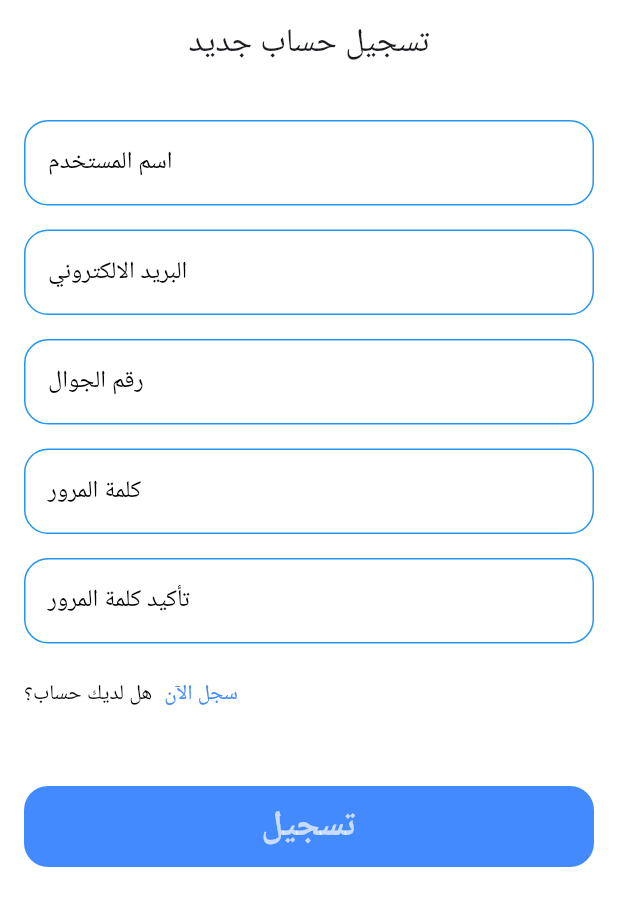
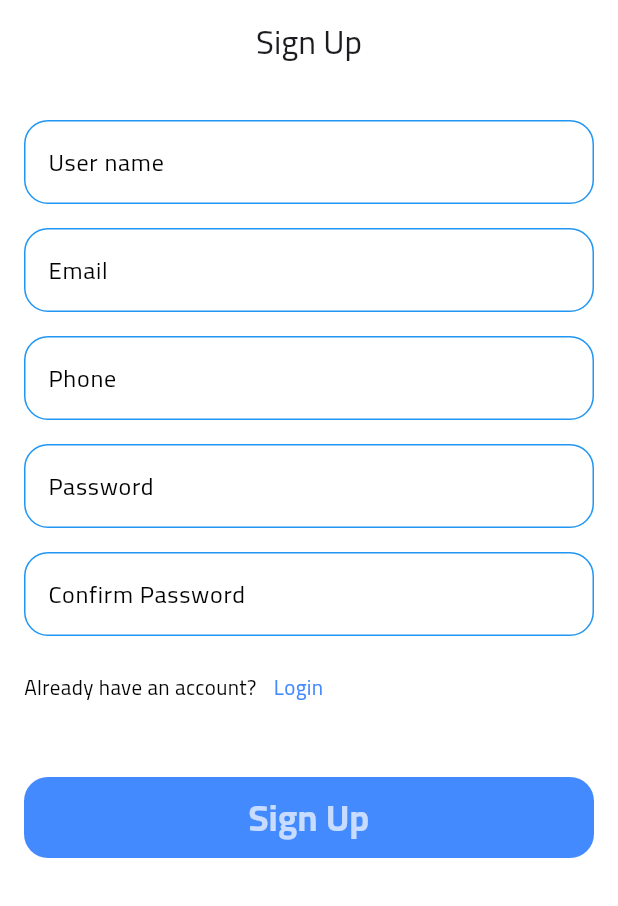
Before and after one commit to MTSH0IT/property_app, a Flutter app: the SignupView screen opened by its route, on a phone screen of 412 x 824 dp. Shown: the top 906 px of the screen. Run offline on Flutter 3.47's test engine with Material 3 defaults, Android fonts, the phone set to English and light mode, and no system bars; drawn by our look-alikes of modal_progress_hud_nsn; our stand-ins replace carousel_slider, cloud_firestore, easy_localization, firebase_auth, firebase_core, flutter_bloc and 3 more; accounts and stored records are empty.

Commit message:
started multe languages and fix auth massege

```diff
--- /dev/null
+++ b/devtools_options.yaml
@@ -0,0 +1,3 @@
+description: This file stores settings for Dart & Flutter DevTools.
+documentation: https://docs.flutter.dev/tools/devtools/extensions#configure-extension-enablement-states
+extensions:
--- a/lib/core/server/firebase_auth_services.dart
+++ b/lib/core/server/firebase_auth_services.dart
@@ -4,7 +4,6 @@ import 'package:firebase_auth/firebase_auth.dart';
 import 'package:property_app/core/utils/custom_exception.dart';
 
 class FirebaseAuthServices {
-
   Future<void> deleteUser() async {
     await FirebaseAuth.instance.currentUser!.delete();
   }
@@ -13,14 +12,13 @@ class FirebaseAuthServices {
     return FirebaseAuth.instance.currentUser != null;
   }
 
-  Future<User> createUserWithEmailAndPassword(
-      {required String email, required String password}) async {
+  Future<User> createUserWithEmailAndPassword({
+    required String email,
+    required String password,
+  }) async {
     try {
-      final credential =
-          await FirebaseAuth.instance.createUserWithEmailAndPassword(
-        email: email,
-        password: password,
-      );
+      final credential = await FirebaseAuth.instance
+          .createUserWithEmailAndPassword(email: email, password: password);
       return credential.user!;
     } on FirebaseAuthException catch (e) {
       if (e.code == 'weak-password') {
@@ -34,51 +32,67 @@ class FirebaseAuthServices {
       } else if (e.code == 'invalid-email') {
         throw CustomException(message: "البريد الالكتروني غير صالح");
       } else {
-        log("Exception : FirebaseAuthServices.createUserWithEmailAndPassword ====> error code: ${e.code}");
+        log(
+          "Exception : FirebaseAuthServices.createUserWithEmailAndPassword ====> error code: ${e.code}",
+        );
         throw CustomException(message: "حدث خطأ يرجا المحاولة لاحقا");
       }
     } catch (e) {
-      log("Exception : FirebaseAuthServices.createUserWithEmailAndPassword ====> error: ${e.toString()}");
+      log(
+        "Exception : FirebaseAuthServices.createUserWithEmailAndPassword ====> error: ${e.toString()}",
+      );
       throw CustomException(message: "حدث خطأ يرجا المحاولة لاحقا");
     }
   }
 
-  Future<User> signinUserWithEmailAndPassword(
-      {required String email, required String password}) async {
+  Future<User> signinUserWithEmailAndPassword({
+    required String email,
+    required String password,
+  }) async {
     try {
-      final credential = await FirebaseAuth.instance
-          .signInWithEmailAndPassword(email: email, password: password);
+      final credential = await FirebaseAuth.instance.signInWithEmailAndPassword(
+        email: email,
+        password: password,
+      );
       return credential.user!;
     } on FirebaseAuthException catch (e) {
       if (e.code == 'user-not-found') {
         throw CustomException(
-            message: 'الرقم السري او البريد الالكتروني غير صحيح.');
+          message: 'الرقم السري او البريد الالكتروني غير صحيح.',
+        );
       } else if (e.code == 'wrong-password') {
         throw CustomException(
-            message: 'الرقم السري او البريد الالكتروني غير صحيح.');
+          message: 'الرقم السري او البريد الالكتروني غير صحيح.',
+        );
       } else if (e.code == 'invalid-credential') {
         throw CustomException(
-            message: 'الرقم السري او البريد الالكتروني غير صحيح.');
+          message: 'الرقم السري او البريد الالكتروني غير صحيح.',
+        );
       } else if (e.code == 'invalid-email') {
         throw CustomException(
-            message: 'الرقم السري او البريد الالكتروني غير صحيح.');
+          message: 'الرقم السري او البريد الالكتروني غير صحيح.',
+        );
       } else if (e.code == 'user-disabled') {
         throw CustomException(message: 'الحساب المستخدم غير مفعل.');
       } else if (e.code == 'network-request-failed') {
         throw CustomException(message: 'تاكد من اتصالك بالانترنت.');
       } else {
-        log("Exception in FirebaseAuthService.signInWithEmailAndPassword: ${e.toString()} and code is ${e.code}");
+        log(
+          "Exception in FirebaseAuthService.signInWithEmailAndPassword: ${e.toString()} and code is ${e.code}",
+        );
 
         throw CustomException(
-            message: 'لقد حدث خطأ ما. الرجاء المحاولة مرة اخرى.');
+          message: 'لقد حدث خطأ ما. الرجاء المحاولة مرة اخرى.',
+        );
       }
     } catch (e) {
-      log("Exception in FirebaseAuthService.signInWithEmailAndPassword: ${e.toString()}");
+      log(
+        "Exception in FirebaseAuthService.signInWithEmailAndPassword: ${e.toString()}",
+      );
 
       throw CustomException(
-          message: 'لقد حدث خطأ ما. الرجاء المحاولة مرة اخرى.');
+        message: 'لقد حدث خطأ ما. الرجاء المحاولة مرة اخرى.',
+      );
     }
   }
-
-
 }
--- /dev/null
+++ b/lib/core/utils/end_poent.dart
@@ -0,0 +1 @@
+const String kusers = "users";
--- a/lib/core/widgets/custom_text_form_field.dart
+++ b/lib/core/widgets/custom_text_form_field.dart
@@ -1,3 +1,4 @@
+import 'package:easy_localization/easy_localization.dart';
 import 'package:flutter/material.dart';
 
 class CustomTextFormField extends StatelessWidget {
@@ -21,7 +22,7 @@ class CustomTextFormField extends StatelessWidget {
       onSaved: onSaved,
       validator: (value) {
         if (value == null || value.isEmpty) {
-          return 'هذا الحقل مطلوب';
+          return "errors.required_field".tr();
         }
         return null;
       },
--- a/lib/features/auth/presentation/cubits/login/login_cubit.dart
+++ b/lib/features/auth/presentation/cubits/login/login_cubit.dart
@@ -1,4 +1,5 @@
 import 'package:flutter_bloc/flutter_bloc.dart';
+import 'package:property_app/core/utils/custom_exception.dart';
 import 'package:property_app/features/auth/domen/entites/user_entity.dart';
 import 'package:property_app/features/auth/domen/repos/auth_repo.dart';
 import 'package:property_app/features/auth/presentation/cubits/login/login_state.dart';
@@ -18,6 +19,8 @@ class LoginCubit extends Cubit<LoginState> {
         password: password,
       );
       emit(LoginSuccess(user: UserEntity.fromUserModel(result)));
+    } on CustomException catch (e) {
+      emit(LoginFailure(e.message));
     } catch (e) {
       emit(LoginFailure(e.toString()));
     }
--- a/lib/features/auth/presentation/cubits/signup_cubit/signup_cubit.dart
+++ b/lib/features/auth/presentation/cubits/signup_cubit/signup_cubit.dart
@@ -1,4 +1,5 @@
 import 'package:flutter_bloc/flutter_bloc.dart';
+import 'package:property_app/core/utils/custom_exception.dart';
 import 'package:property_app/features/auth/domen/entites/user_entity.dart';
 import 'package:property_app/features/auth/domen/repos/auth_repo.dart';
 import 'package:property_app/features/auth/presentation/cubits/signup_cubit/signup_state.dart';
@@ -15,6 +16,8 @@ class SignupCubit extends Cubit<SignupState> {
         userEntity: userEntity,
       );
       emit(SignupSuccess(user: UserEntity.fromUserModel(result)));
+    } on CustomException catch (e) {
+      emit(SignupFailure(e.message));
     } catch (e) {
       emit(SignupFailure(e.toString()));
     }
--- a/lib/features/auth/presentation/views/login_view.dart
+++ b/lib/features/auth/presentation/views/login_view.dart
@@ -1,3 +1,4 @@
+import 'package:easy_localization/easy_localization.dart';
 import 'package:flutter/material.dart';
 import 'package:flutter_bloc/flutter_bloc.dart';
 import 'package:property_app/core/helper_functions/build_snack_bar_message.dart';
@@ -26,7 +27,7 @@ class LoginView extends StatelessWidget {
           ),
       child: Scaffold(
         appBar: AppBar(
-          title: const Text('تسجيل الدخول'),
+          title: Text('auth.login'.tr()),
           centerTitle: true,
           backgroundColor: Colors.transparent,
           elevation: 0,
@@ -34,7 +35,11 @@ class LoginView extends StatelessWidget {
         body: BlocConsumer<LoginCubit, LoginState>(
           listener: (context, state) {
             if (state is LoginSuccess) {
-              buildSnackBarMessage(context, 'Login successful', Colors.green);
+              buildSnackBarMessage(
+                context,
+                'auth.login_success'.tr(),
+                Colors.green,
+              );
               Navigator.pushNamed(context, MainView.routeName);
             }
             if (state is LoginFailure) {
--- a/lib/features/auth/presentation/views/signup_view.dart
+++ b/lib/features/auth/presentation/views/signup_view.dart
@@ -1,3 +1,4 @@
+import 'package:easy_localization/easy_localization.dart';
 import 'package:flutter/material.dart';
 import 'package:flutter_bloc/flutter_bloc.dart';
 import 'package:property_app/core/helper_functions/build_snack_bar_message.dart';
@@ -25,7 +26,7 @@ class SignupView extends StatelessWidget {
           ),
       child: Scaffold(
         appBar: AppBar(
-          title: const Text('تسجيل حساب جديد'),
+          title: Text("auth.sign_up".tr()),
           leading: SizedBox(),
           centerTitle: true,
           backgroundColor: Colors.transparent,
@@ -34,7 +35,11 @@ class SignupView extends StatelessWidget {
         body: BlocConsumer<SignupCubit, SignupState>(
           listener: (context, state) {
             if (state is SignupSuccess) {
-              buildSnackBarMessage(context, 'Signup successful', Colors.green);
+              buildSnackBarMessage(
+                context,
+                "auth.sign_up_success".tr(),
+                Colors.green,
+              );
               Navigator.pop(context);
             }
             if (state is SignupFailure) {
--- a/lib/features/auth/presentation/views/widget/login_view_body.dart
+++ b/lib/features/auth/presentation/views/widget/login_view_body.dart
@@ -1,3 +1,4 @@
+import 'package:easy_localization/easy_localization.dart';
 import 'package:flutter/material.dart';
 import 'package:flutter_bloc/flutter_bloc.dart';
 import 'package:property_app/core/widgets/custom_button.dart';
@@ -14,9 +15,10 @@ class LoginViewBody extends StatefulWidget {
 
 class _LoginViewBodyState extends State<LoginViewBody> {
   final _formKey = GlobalKey<FormState>();
-  final AutovalidateMode _autoValidateMode = AutovalidateMode.disabled;
+  AutovalidateMode _autoValidateMode = AutovalidateMode.disabled;
   late String email;
   late String password;
+  bool _scratPassword = false;
   @override
   Widget build(BuildContext context) {
     return Padding(
@@ -28,7 +30,7 @@ class _LoginViewBodyState extends State<LoginViewBody> {
           children: [
             SizedBox(height: 24),
             CustomTextFormField(
-              hintText: "البريد الالكتروني",
+              hintText: "auth.email".tr(),
               textInputType: TextInputType.emailAddress,
               onSaved: (value) {
                 email = value!;
@@ -36,18 +38,32 @@ class _LoginViewBodyState extends State<LoginViewBody> {
             ),
             SizedBox(height: 16),
             CustomTextFormField(
-              hintText: "كلمة المرور",
+              hintText: "auth.password".tr(),
               textInputType: TextInputType.visiblePassword,
-              obscureText: true,
+              obscureText: _scratPassword,
               onSaved: (value) {
                 password = value!;
               },
+              suffixIcon: GestureDetector(
+                onTap: () {
+                  setState(() {
+                    _scratPassword = !_scratPassword;
+                  });
+                },
+                child:
+                    _scratPassword == false
+                        ? Icon(Icons.visibility_off)
+                        : Icon(Icons.visibility),
+              ),
             ),
 
             SizedBox(height: 24),
             Row(
               children: [
-                Text('ليس لديك حساب؟', style: TextStyle(color: Colors.black)),
+                Text(
+                  "auth.no_account".tr(),
+                  style: TextStyle(color: Colors.black),
+                ),
                 SizedBox(width: 8),
                 GestureDetector(
                   onTap: () {},
@@ -56,7 +72,7 @@ class _LoginViewBodyState extends State<LoginViewBody> {
                       Navigator.pushNamed(context, SignupView.routeName);
                     },
                     child: Text(
-                      'انشئ حساب جديد',
+                      'auth.sign_up'.tr(),
                       style: TextStyle(color: Colors.blueAccent),
                     ),
                   ),
@@ -65,7 +81,7 @@ class _LoginViewBodyState extends State<LoginViewBody> {
             ),
             const SizedBox(height: 50),
             CustomButton(
-              text: "تسجيل الدخول",
+              text: "auth.login".tr(),
               ontap: () {
                 if (_formKey.currentState!.validate()) {
                   _formKey.currentState!.save();
@@ -73,6 +89,8 @@ class _LoginViewBodyState extends State<LoginViewBody> {
                     email: email,
                     password: password,
                   );
+                } else {
+                  _autoValidateMode = AutovalidateMode.always;
                 }
               },
             ),
--- a/lib/features/auth/presentation/views/widget/signup_view_body.dart
+++ b/lib/features/auth/presentation/views/widget/signup_view_body.dart
@@ -1,3 +1,4 @@
+import 'package:easy_localization/easy_localization.dart';
 import 'package:flutter/material.dart';
 import 'package:flutter_bloc/flutter_bloc.dart';
 import 'package:property_app/core/helper_functions/build_snack_bar_message.dart';
@@ -40,7 +41,7 @@ class _SignupViewBodyState extends State<SignupViewBody> {
             children: [
               SizedBox(height: 24),
               CustomTextFormField(
-                hintText: "اسم المستخدم",
+                hintText: "auth.username".tr(),
                 textInputType: TextInputType.text,
                 onSaved: (value) {
                   name = value!;
@@ -48,7 +49,7 @@ class _SignupViewBodyState extends State<SignupViewBody> {
               ),
               SizedBox(height: 16),
               CustomTextFormField(
-                hintText: "البريد الالكتروني",
+                hintText: "auth.email".tr(),
                 textInputType: TextInputType.emailAddress,
                 onSaved: (value) {
                   email = value!;
@@ -56,7 +57,7 @@ class _SignupViewBodyState extends State<SignupViewBody> {
               ),
               SizedBox(height: 16),
               CustomTextFormField(
-                hintText: "رقم الجوال",
+                hintText: "auth.phone".tr(),
                 textInputType: TextInputType.phone,
                 onSaved: (value) {
                   phone = int.parse(value!);
@@ -64,7 +65,7 @@ class _SignupViewBodyState extends State<SignupViewBody> {
               ),
               SizedBox(height: 16),
               CustomTextFormField(
-                hintText: "كلمة المرور",
+                hintText: "auth.password".tr(),
                 textInputType: TextInputType.visiblePassword,
                 obscureText: true,
                 onSaved: (value) {
@@ -73,7 +74,7 @@ class _SignupViewBodyState extends State<SignupViewBody> {
               ),
               SizedBox(height: 16),
               CustomTextFormField(
-                hintText: "تأكيد كلمة المرور",
+                hintText: "auth.confirm_password".tr(),
                 textInputType: TextInputType.visiblePassword,
                 obscureText: true,
                 onSaved: (value) {
@@ -83,7 +84,10 @@ class _SignupViewBodyState extends State<SignupViewBody> {
               SizedBox(height: 24),
               Row(
                 children: [
-                  Text('هل لديك حساب؟', style: TextStyle(color: Colors.black)),
+                  Text(
+                    "auth.have_account".tr(),
+                    style: TextStyle(color: Colors.black),
+                  ),
                   SizedBox(width: 8),
                   GestureDetector(
                     onTap: () {
@@ -91,7 +95,7 @@ class _SignupViewBodyState extends State<SignupViewBody> {
                     },
 
                     child: Text(
-                      'سجل الآن',
+                      "auth.login".tr(),
                       style: TextStyle(color: Colors.blueAccent),
                     ),
                   ),
@@ -99,7 +103,7 @@ class _SignupViewBodyState extends State<SignupViewBody> {
               ),
               const SizedBox(height: 50),
               CustomButton(
-                text: "تسجيل",
+                text: "auth.sign_up".tr(),
                 ontap: () {
                   if (_formKey.currentState!.validate()) {
                     _formKey.currentState!.save();
@@ -122,7 +126,7 @@ class _SignupViewBodyState extends State<SignupViewBody> {
                       );
                     }
                   } else {
-                    _autoValidateMode = AutovalidateMode.onUserInteraction;
+                    _autoValidateMode = AutovalidateMode.always;
                     buildSnackBarMessage(
                       context,
                       "Please fill all fields",
```
Also changed, not shown: assets/translations/ar.json (+85 -0 lines), assets/translations/en.json (+85 -0 lines), lib/core/server/database_service.dart (+10 -6 lines), lib/features/auth/data/models/user_model.dart (+0 -8 lines), lib/features/auth/domen/repos/auth_repo_implementation.dart (+8 -4 lines), lib/features/onboardind/presentation/view/widgets/onboarding_view_body.dart (+8 -9 lines), lib/features/onboardind/presentation/view/widgets/page_view_item.dart (+16 -2 lines), lib/main.dart (+17 -2 lines), pubspec.yaml (+12 -6 lines), pubspec.lock.
